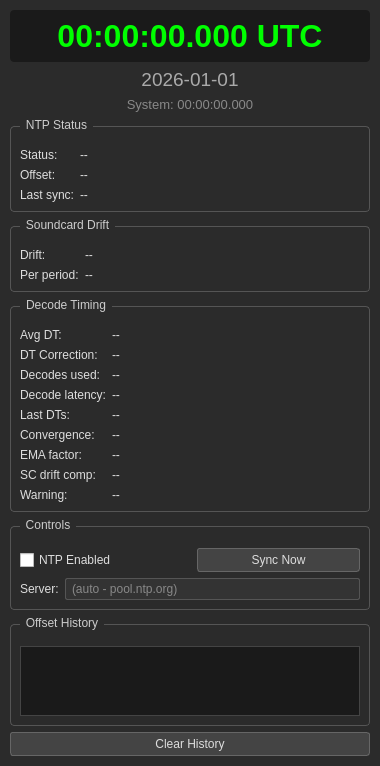
Qt form widgets/TimeSyncPanel.ui (iu8lmc/Decodium-3.0-Codename-Raptor) before a commit.
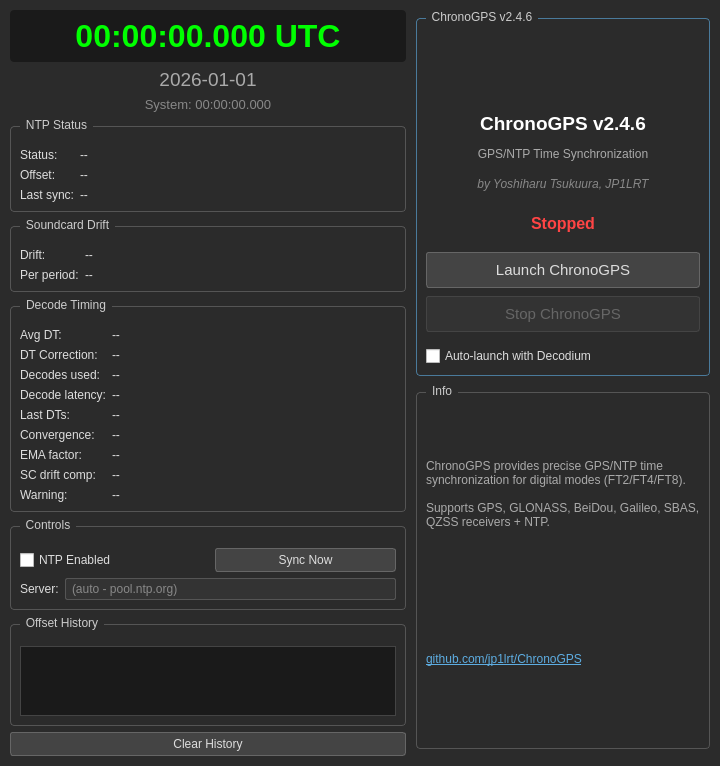
The same form after that commit.

Commit message:
Integrate ChronoGPS panel into TimeSyncPanel as two-column layout
Expand TimeSyncPanel from 380x520 to 720x580 with a horizontal two-column
layout. Left column retains all existing NTP/DT/drift monitoring. Right column
adds a dedicated ChronoGPS v2.4.6 control panel with launch/stop buttons,
process status monitoring (via tasklist polling every 2s), auto-launch
checkbox persisted in QSettings, and info box with GitHub link.
Auto-launch at Decodium startup is handled in MainWindow constructor.

```diff
--- a/widgets/TimeSyncPanel.ui
+++ b/widgets/TimeSyncPanel.ui
@@ -6,8 +6,8 @@
    <rect>
     <x>0</x>
     <y>0</y>
-    <width>380</width>
-    <height>520</height>
+    <width>720</width>
+    <height>580</height>
    </rect>
   </property>
   <property name="windowTitle">
@@ -19,13 +19,14 @@
 QGroupBox::title { subcontrol-origin: margin; left: 10px; padding: 0 4px; }
 QPushButton { background-color: #444; color: #ddd; border: 1px solid #666; border-radius: 3px; padding: 4px 12px; }
 QPushButton:hover { background-color: #555; }
+QPushButton:disabled { background-color: #333; color: #666; border: 1px solid #444; }
 QCheckBox { color: #ddd; }
 QLineEdit { background-color: #333; color: #ddd; border: 1px solid #555; border-radius: 2px; padding: 2px 4px; }
 QLabel { color: #ddd; }</string>
   </property>
-  <layout class="QVBoxLayout" name="verticalLayout">
+  <layout class="QHBoxLayout" name="mainHLayout">
    <property name="spacing">
-    <number>6</number>
+    <number>10</number>
    </property>
    <property name="leftMargin">
     <number>10</number>
@@ -39,6 +40,12 @@
    <property name="bottomMargin">
     <number>10</number>
    </property>
+   <!-- Left column: existing content -->
+   <item>
+    <layout class="QVBoxLayout" name="leftColumn">
+     <property name="spacing">
+      <number>6</number>
+     </property>
    <item>
     <widget class="QLabel" name="lblUtcClock">
      <property name="text">
@@ -387,6 +394,221 @@
       <string>Clear History</string>
      </property>
     </widget>
+     </item>
+    </layout>
+   </item>
+   <!-- Right column: ChronoGPS panel -->
+   <item>
+    <layout class="QVBoxLayout" name="rightColumn">
+     <property name="spacing">
+      <number>8</number>
+     </property>
+     <item>
+      <widget class="QGroupBox" name="groupChronoGPS">
+       <property name="title">
+        <string>ChronoGPS v2.4.6</string>
+       </property>
+       <property name="styleSheet">
+        <string notr="true">QGroupBox#groupChronoGPS { border: 1px solid #4a7a9b; }</string>
+       </property>
+       <layout class="QVBoxLayout" name="verticalLayoutChrono">
+        <property name="spacing">
+         <number>8</number>
+        </property>
+        <item>
+         <widget class="QLabel" name="lblChronoIcon">
+          <property name="text">
+           <string/>
+          </property>
+          <property name="alignment">
+           <set>Qt::AlignCenter</set>
+          </property>
+          <property name="minimumSize">
+           <size>
+            <width>64</width>
+            <height>64</height>
+           </size>
+          </property>
+         </widget>
+        </item>
+        <item>
+         <widget class="QLabel" name="lblChronoTitle">
+          <property name="text">
+           <string>ChronoGPS v2.4.6</string>
+          </property>
+          <property name="alignment">
+           <set>Qt::AlignCenter</set>
+          </property>
+          <property name="styleSheet">
+           <string notr="true">font-size: 14pt; font-weight: bold; color: #fff;</string>
+          </property>
+         </widget>
+        </item>
+        <item>
+         <widget class="QLabel" name="lblChronoDesc">
+          <property name="text">
+           <string>GPS/NTP Time Synchronization</string>
+          </property>
+          <property name="alignment">
+           <set>Qt::AlignCenter</set>
+          </property>
+          <property name="styleSheet">
+           <string notr="true">color: #aaa;</string>
+          </property>
+         </widget>
+        </item>
+        <item>
+         <widget class="QLabel" name="lblChronoAuthor">
+          <property name="text">
+           <string>by Yoshiharu Tsukuura, JP1LRT</string>
+          </property>
+          <property name="alignment">
+           <set>Qt::AlignCenter</set>
+          </property>
+          <property name="styleSheet">
+           <string notr="true">color: #888; font-style: italic;</string>
+          </property>
+         </widget>
+        </item>
+        <item>
+         <spacer name="chronoSpacer1">
+          <property name="orientation">
+           <enum>Qt::Vertical</enum>
+          </property>
+          <property name="sizeType">
+           <enum>QSizePolicy::Fixed</enum>
+          </property>
+          <property name="sizeHint" stdset="0">
+           <size>
+            <width>0</width>
+            <height>10</height>
+           </size>
+          </property>
+         </spacer>
+        </item>
+        <item>
+         <widget class="QLabel" name="lblChronoStatus">
+          <property name="text">
+           <string>Stopped</string>
+          </property>
+          <property name="alignment">
+           <set>Qt::AlignCenter</set>
+          </property>
+          <property name="styleSheet">
+           <string notr="true">font-size: 12pt; font-weight: bold; color: #ff4444;</string>
+          </property>
+         </widget>
+        </item>
+        <item>
+         <spacer name="chronoSpacer2">
+          <property name="orientation">
+           <enum>Qt::Vertical</enum>
+          </property>
+          <property name="sizeType">
+           <enum>QSizePolicy::Fixed</enum>
+          </property>
+          <property name="sizeHint" stdset="0">
+           <size>
+            <width>0</width>
+            <height>10</height>
+           </size>
+          </property>
+         </spacer>
+        </item>
+        <item>
+         <widget class="QPushButton" name="btnLaunchChrono">
+          <property name="text">
+           <string>Launch ChronoGPS</string>
+          </property>
+          <property name="styleSheet">
+           <string notr="true">QPushButton { padding: 8px 16px; font-size: 11pt; }</string>
+          </property>
+         </widget>
+        </item>
+        <item>
+         <widget class="QPushButton" name="btnStopChrono">
+          <property name="text">
+           <string>Stop ChronoGPS</string>
+          </property>
+          <property name="enabled">
+           <bool>false</bool>
+          </property>
+          <property name="styleSheet">
+           <string notr="true">QPushButton { padding: 8px 16px; font-size: 11pt; }</string>
+          </property>
+         </widget>
+        </item>
+        <item>
+         <spacer name="chronoSpacer3">
+          <property name="orientation">
+           <enum>Qt::Vertical</enum>
+          </property>
+          <property name="sizeType">
+           <enum>QSizePolicy::Fixed</enum>
+          </property>
+          <property name="sizeHint" stdset="0">
+           <size>
+            <width>0</width>
+            <height>6</height>
+           </size>
+          </property>
+         </spacer>
+        </item>
+        <item>
+         <widget class="QCheckBox" name="cbChronoAutoLaunch">
+          <property name="text">
+           <string>Auto-launch with Decodium</string>
+          </property>
+         </widget>
+        </item>
+       </layout>
+      </widget>
+     </item>
+     <item>
+      <widget class="QGroupBox" name="groupChronoInfo">
+       <property name="title">
+        <string>Info</string>
+       </property>
+       <layout class="QVBoxLayout" name="verticalLayoutChronoInfo">
+        <item>
+         <widget class="QLabel" name="lblChronoInfo">
+          <property name="text">
+           <string>ChronoGPS provides precise GPS/NTP time synchronization for digital modes (FT2/FT4/FT8).
+
+Supports GPS, GLONASS, BeiDou, Galileo, SBAS, QZSS receivers + NTP.</string>
+          </property>
+          <property name="wordWrap">
+           <bool>true</bool>
+          </property>
+          <property name="styleSheet">
+           <string notr="true">color: #aaa; font-size: 9pt;</string>
+          </property>
+         </widget>
+        </item>
+        <item>
+         <widget class="QLabel" name="lblChronoLink">
+          <property name="text">
+           <string>&lt;a href=&quot;https://github.com/jp1lrt/ChronoGPS&quot; style=&quot;color: #5dade2;&quot;&gt;github.com/jp1lrt/ChronoGPS&lt;/a&gt;</string>
+          </property>
+          <property name="openExternalLinks">
+           <bool>true</bool>
+          </property>
+          <property name="styleSheet">
+           <string notr="true">font-size: 9pt;</string>
+          </property>
+         </widget>
+        </item>
+       </layout>
+      </widget>
+     </item>
+     <item>
+      <spacer name="rightColumnSpacer">
+       <property name="orientation">
+        <enum>Qt::Vertical</enum>
+       </property>
+      </spacer>
+     </item>
+    </layout>
    </item>
   </layout>
  </widget>
```
Lines whose indentation alone changed are shown as unchanged. The commit also changes 3 other files.
